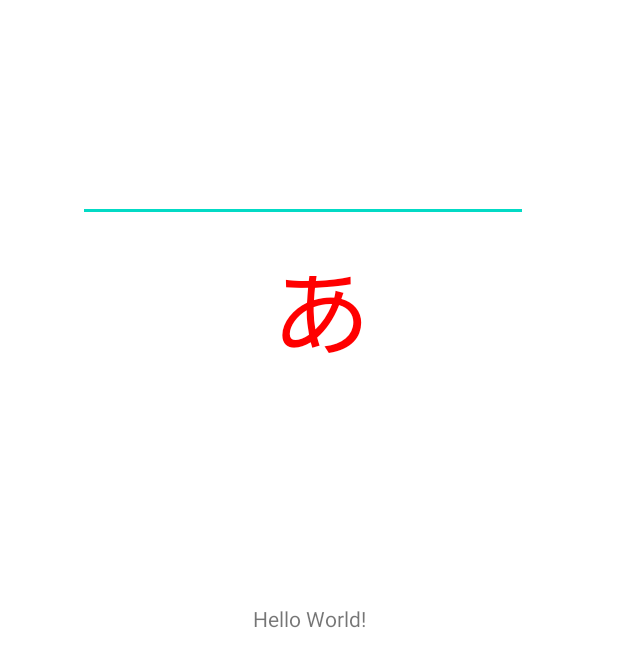
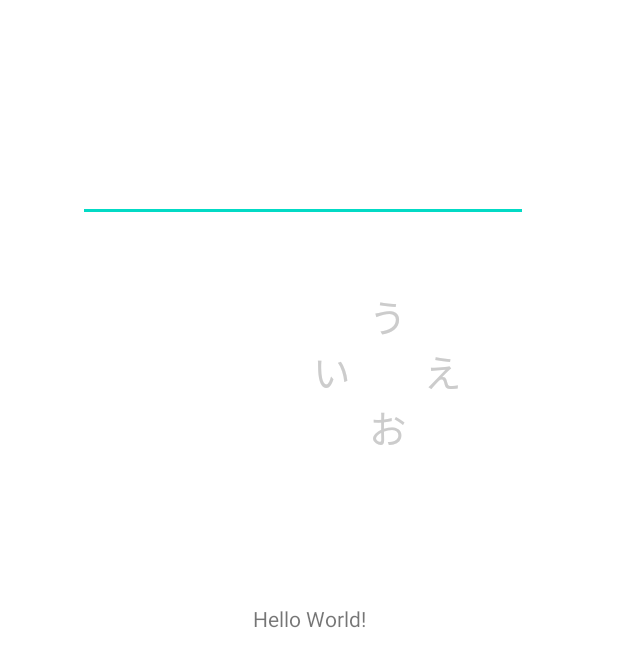
Before and after one commit to NelsonAPenn/japanese_android_ime, an Android app: the layout activity_main.xml on its own in the app's theme, with its tools: preview values and no code run, on a phone screen of 412 x 824 dp. Shown: the top 667 px of the screen. Run offline under Robolectric (Android 15) with nearby library versions, the phone set to English and light mode, and no system bars.

Commit message:
Draw directional characters

```diff
--- a/app/src/main/java/org/cvhmem/japaneseime/DirectionalKey.kt
+++ b/app/src/main/java/org/cvhmem/japaneseime/DirectionalKey.kt
@@ -8,7 +8,6 @@ import android.graphics.drawable.Drawable
 import android.text.TextPaint
 import android.util.AttributeSet
 import android.view.View
-import androidx.annotation.Dimension
 
 enum class InputDirection
 {
@@ -25,14 +24,25 @@ enum class InputDirection
  */
 class DirectionalKey(context: Context, attrs: AttributeSet) : View(context, attrs) {
 
-    private lateinit var textPaint: TextPaint
+    private lateinit var centerTextPaint: TextPaint
+    private lateinit var directionalTextPaint: TextPaint
     private var textWidth: Float = 0f
-    private var textHeight: Float = 0f
+    private var centerTextHeight: Float = 0f
+    private var directionalTextHeight: Float = 0f
 
     private val directionLabels: Array<String?> = arrayOfNulls(5)
+    private val directionVectors: Array<Pair<Int, Int>> = arrayOf(
+        Pair(0, 0),
+        Pair(0, -1),
+        Pair(0, 1),
+        Pair(-1, 0),
+        Pair(1, 0),
+    )
     private var centerTextSize: Float = 100F
     private var directionalTextSize: Float = 50F
     var exampleDrawable: Drawable? = null
+    var onInput: (String) -> Unit = {}
+
 
     init {
         init(attrs, 0)
@@ -63,9 +73,15 @@ class DirectionalKey(context: Context, attrs: AttributeSet) : View(context, attr
         a.recycle()
 
         // Set up a default TextPaint object
-        textPaint = TextPaint().apply {
+        centerTextPaint = TextPaint().apply {
             flags = Paint.ANTI_ALIAS_FLAG
-            textAlign = Paint.Align.LEFT
+            textAlign = Paint.Align.CENTER
+            color = Color.WHITE
+        }
+        directionalTextPaint = TextPaint().apply {
+            flags = Paint.ANTI_ALIAS_FLAG
+            textAlign = Paint.Align.CENTER
+            color = Color.LTGRAY
         }
 
         // Update TextPaint and text measurements from attributes
@@ -73,11 +89,15 @@ class DirectionalKey(context: Context, attrs: AttributeSet) : View(context, attr
     }
 
     private fun invalidateTextPaintAndMeasurements() {
-        textPaint.let {
+        centerTextPaint.let {
             it.textSize = centerTextSize
-            it.color = Color.RED
             textWidth = it.measureText(directionLabels[0] ?: "")
-            textHeight = it.fontMetrics.bottom
+            centerTextHeight = it.fontMetrics.bottom
+        }
+        directionalTextPaint.let {
+            it.textSize = directionalTextSize
+            textWidth = it.measureText(directionLabels[0] ?: "")
+            directionalTextHeight = it.fontMetrics.bottom
         }
     }
 
@@ -98,10 +118,22 @@ class DirectionalKey(context: Context, attrs: AttributeSet) : View(context, attr
             // Draw the text.
             canvas.drawText(
                 it,
-                paddingLeft + (contentWidth - textWidth) / 2,
-                paddingTop + (contentHeight + textHeight) / 2,
-                textPaint
+                paddingLeft + (contentWidth) / 2f,
+                paddingTop + (contentHeight) / 2f,
+                centerTextPaint
             )
+        }
+        for (label in 1..4)
+        {
+            directionLabels[label]?.let {
+                canvas.drawText(
+                    it,
+                    paddingLeft + (contentWidth) / 2f + directionVectors[label].first * contentWidth * .25F,
+                    paddingTop + (contentWidth) / 2f + directionVectors[label].second * contentWidth * .25F,
+                    directionalTextPaint
+                )
+            }
+
         }
 
         // Draw the example drawable on top of the text.
--- a/app/src/main/res/layout/activity_main.xml
+++ b/app/src/main/res/layout/activity_main.xml
@@ -15,15 +15,17 @@
         app:layout_constraintTop_toTopOf="parent" />
 
     <org.cvhmem.japaneseime.DirectionalKey
-        android:layout_width="60dp"
-        android:layout_height="77dp"
+        android:layout_width="148dp"
+        android:layout_height="147dp"
         android:layout_marginStart="184dp"
         android:layout_marginTop="184dp"
+        app:centerTextSize="40dp"
+        app:directionalTextSize="25dp"
         app:labelCenter="あ"
-        app:labelDown="o"
-        app:labelLeft="i"
-        app:labelRight="e"
-        app:labelUp="u"
+        app:labelDown="お"
+        app:labelLeft="い"
+        app:labelRight="え"
+        app:labelUp="う"
         app:layout_constraintStart_toStartOf="parent"
         app:layout_constraintTop_toTopOf="parent" />
 
--- a/app/src/main/res/layout/sample_directional_key.xml
+++ b/app/src/main/res/layout/sample_directional_key.xml
@@ -9,8 +9,6 @@
         android:layout_height="300dp"
         android:paddingLeft="20dp"
         android:paddingBottom="40dp"
-        app:exampleDimension="24sp"
-        app:exampleDrawable="@android:drawable/ic_menu_add"
-        app:exampleString="Hello, DirectionalKey" />
+        />
 
 </FrameLayout>
```
